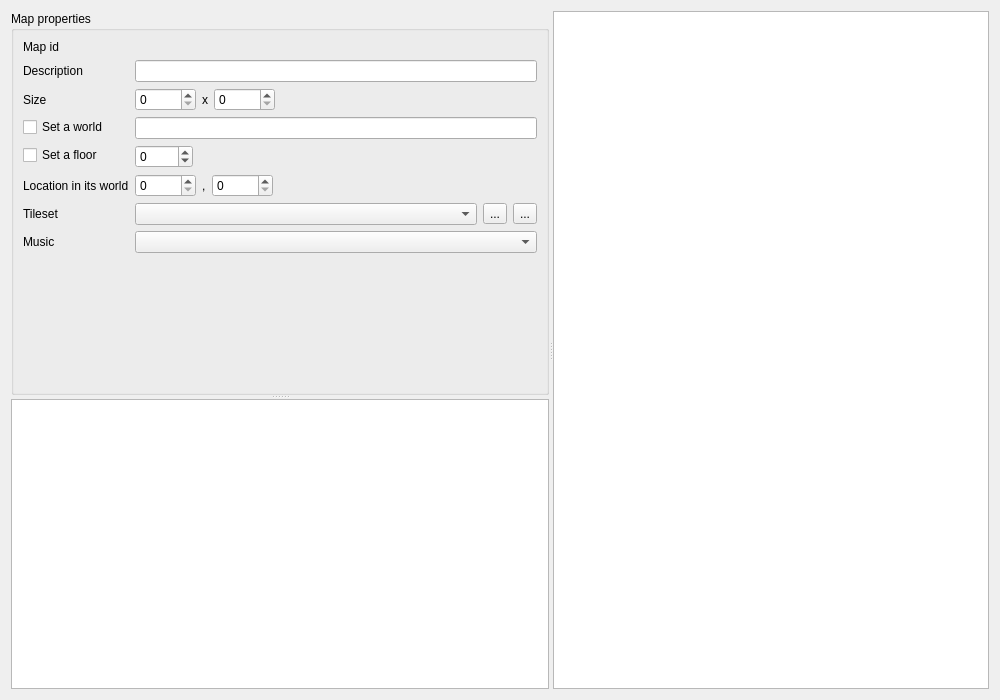
Qt form src/gui/map_editor.ui (solarus-games/solarus-quest-editor) before a commit.
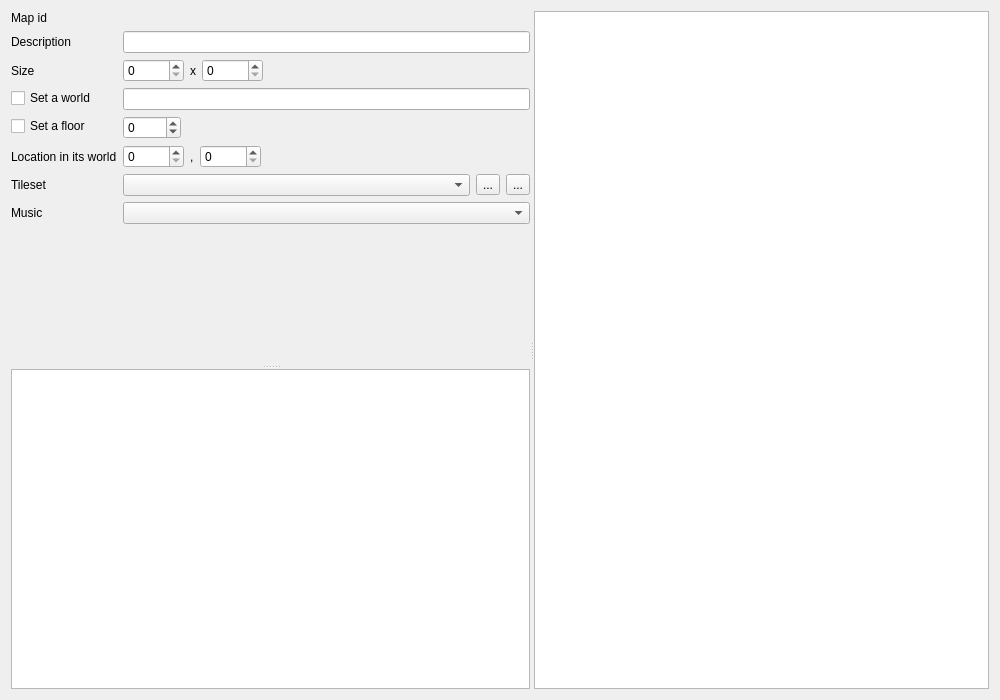
The same form after that commit. Icons and pictures are not drawn. Custom widgets are drawn as their Qt base class.

Commit message: Map editor: remove useless "Map properties" title to gain some space.

```diff
--- a/src/gui/map_editor.ui
+++ b/src/gui/map_editor.ui
@@ -27,25 +27,31 @@
        </sizepolicy>
       </property>
       <layout class="QVBoxLayout" name="verticalLayout">
+       <property name="leftMargin">
+        <number>0</number>
+       </property>
+       <property name="topMargin">
+        <number>0</number>
+       </property>
+       <property name="rightMargin">
+        <number>0</number>
+       </property>
+       <property name="bottomMargin">
+        <number>0</number>
+       </property>
        <item>
         <widget class="QSplitter" name="map_side_splitter">
          <property name="orientation">
           <enum>Qt::Vertical</enum>
          </property>
-         <widget class="QGroupBox" name="map_properties_group_box">
+         <widget class="QWidget" name="map_properties_view" native="true">
           <property name="sizePolicy">
            <sizepolicy hsizetype="Expanding" vsizetype="Fixed">
             <horstretch>0</horstretch>
             <verstretch>0</verstretch>
            </sizepolicy>
           </property>
-          <property name="title">
-           <string>Map properties</string>
-          </property>
           <layout class="QFormLayout" name="formLayout">
-           <property name="fieldGrowthPolicy">
-            <enum>QFormLayout::AllNonFixedFieldsGrow</enum>
-           </property>
            <item row="0" column="0">
             <widget class="QLabel" name="map_id_label">
              <property name="toolTip">
```
Left out of the diff: 14 changed lines with no effect on the pictures.
